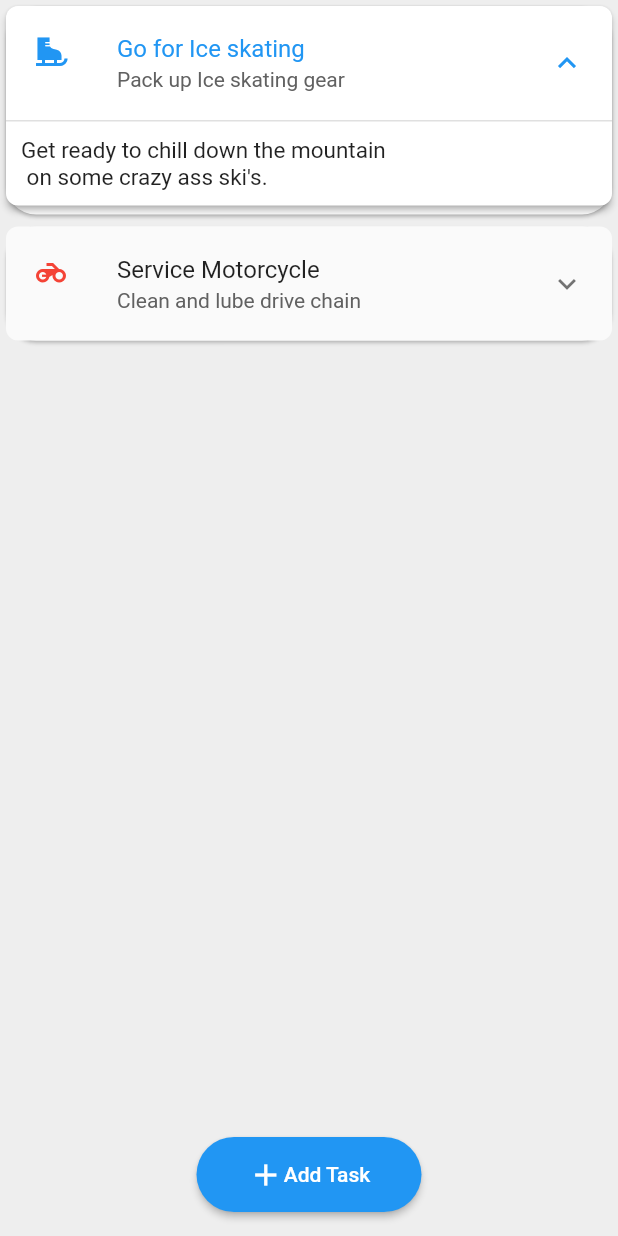
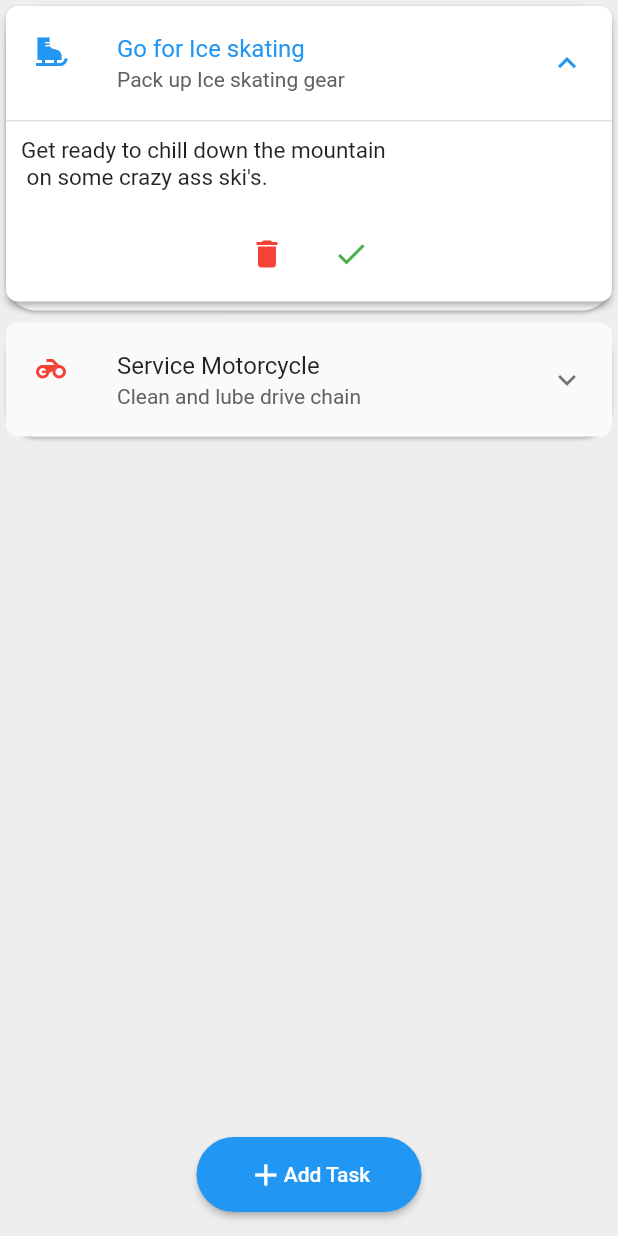
Before and after one commit to Pyrocrate/TodoApp, a Flutter app: the screen it shows after launch, after a tap on "Go for Ice skating", on a phone screen of 412 x 824 dp. Run offline on Flutter 3.47's test engine with Material 2 defaults, Android fonts, the light colour scheme and no system bars; drawn by our look-alikes of expansion_tile_card.

Commit message:
Added Delete and MarkAsDone Button

```diff
--- a/todoapp/lib/classes/expandedlist.dart
+++ b/todoapp/lib/classes/expandedlist.dart
@@ -1,11 +1,12 @@
 import 'package:flutter/material.dart';
 import 'package:expansion_tile_card/expansion_tile_card.dart';
+import 'package:http/http.dart';
 
 class expandedTileBuilder extends StatelessWidget {
-  var tasks = [];
-  var index;
+  Map task = {};
+  Function() delete;
 
-  expandedTileBuilder({required this.tasks, required this.index});
+  expandedTileBuilder({required this.task, required this.delete});
 
   @override
   Widget build(BuildContext context) {
@@ -13,10 +14,10 @@ class expandedTileBuilder extends StatelessWidget {
       child: Card(
         shape: RoundedRectangleBorder(borderRadius: BorderRadius.circular(20)),
         child: ExpansionTileCard(
-          leading: Icon(tasks[index]['icon'], color: tasks[index]['color']),
-          title: Text(tasks[index]['title']),
+          leading: Icon(task['icon'], color: task['color']),
+          title: Text(task['title']),
           subtitle: Text(
-            tasks[index]['subtitle'],
+            task['subtitle'],
             style: TextStyle(
               color: Colors.grey[700],
             ),
@@ -30,11 +31,29 @@ class expandedTileBuilder extends StatelessWidget {
               alignment: Alignment.topLeft,
               child: Padding(
                 padding: EdgeInsets.all(10),
-                child: Text(tasks[index]['description'],
+                child: Text(task['description'],
                     style: TextStyle(
                       fontSize: 15,
                     )),
               ),
+            ),
+            ButtonBar(
+              alignment: MainAxisAlignment.center,
+              children: [
+                IconButton(
+                  onPressed: delete,
+                  icon: Icon(
+                    Icons.delete,
+                    color: Colors.red,
+                  ),
+                ),
+                IconButton(
+                  onPressed: () {
+                    print("hello there");
+                  },
+                  icon: Icon(Icons.done, color: Colors.green),
+                )
+              ],
             )
           ],
           // trailing: Row(mainAxisSize: MainAxisSize.min, children: [
--- a/todoapp/lib/pages/tasks_page.dart
+++ b/todoapp/lib/pages/tasks_page.dart
@@ -1,4 +1,5 @@
 import 'package:flutter/material.dart';
+import 'package:flutter/scheduler.dart';
 import 'package:todoapp/main.dart';
 import 'package:todoapp/classes/expandedlist.dart';
 import 'package:expansion_tile_card/expansion_tile_card.dart';
@@ -37,7 +38,17 @@ class _tasksPageState extends State<tasksPage> {
         body: ListView.builder(
           itemCount: tasks.length,
           itemBuilder: (context, index) {
-            return expandedTileBuilder(tasks: tasks, index: index);
+            return expandedTileBuilder(
+              task: tasks[index],
+              delete: () {
+                SchedulerBinding.instance?.addPostFrameCallback((timeStamp) {
+                  setState(() {
+                    print(tasks);
+                    tasks.remove(tasks[index]);
+                  });
+                });
+              },
+            );
           },
         ),
         floatingActionButton: ElevatedButton(
```
